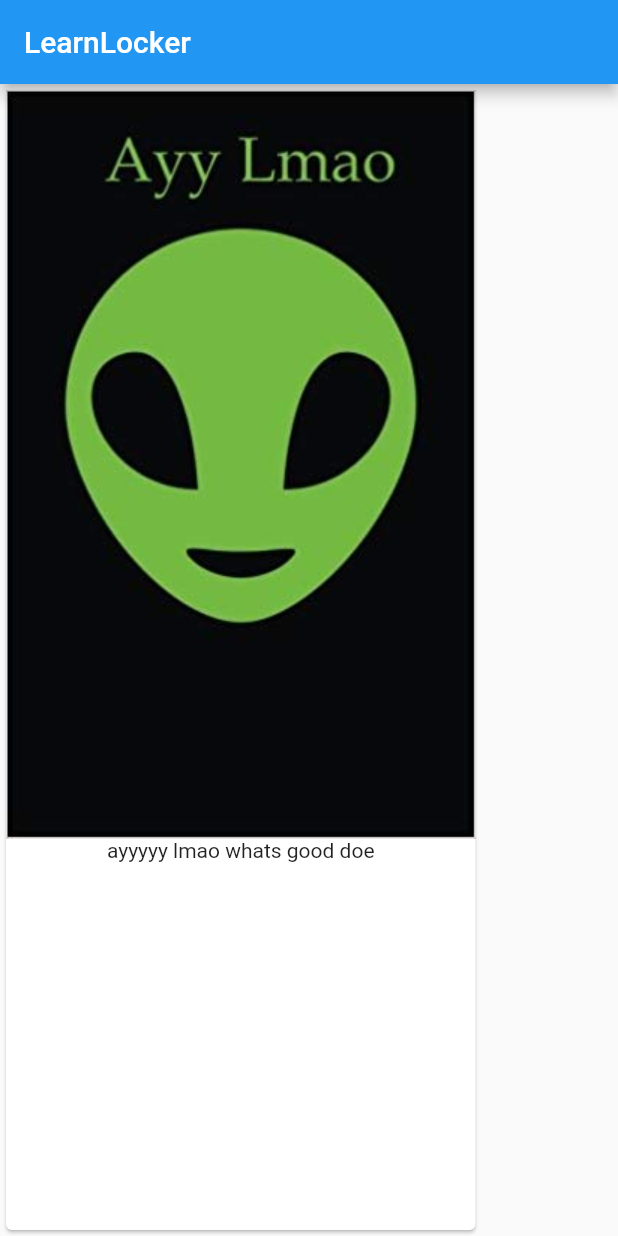
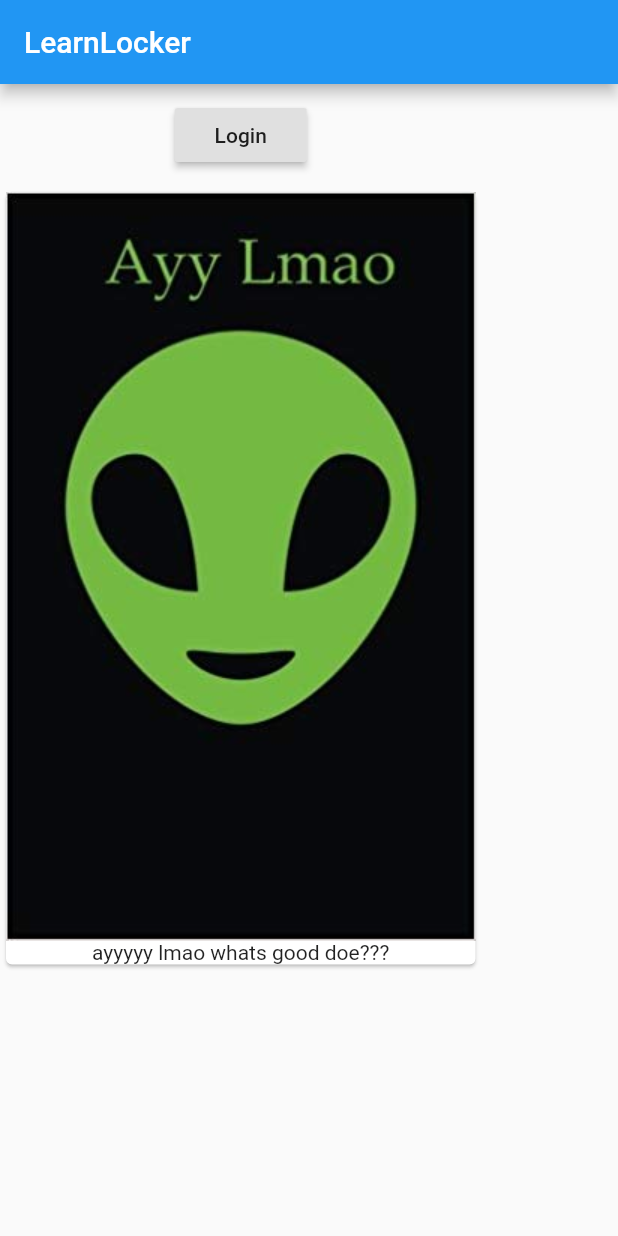
Before and after one commit to Riley-Brown/flutter-test, a Flutter app: the screen it shows after launch, on a phone screen of 412 x 824 dp. Run offline on Flutter 3.47's test engine with Material 2 defaults, Android fonts, the phone set to English and light mode, and no system bars.

Commit message:
added column and container  layout widgets, added button widget

```diff
--- a/lib/main.dart
+++ b/lib/main.dart
@@ -10,15 +10,25 @@ class MyApp extends StatelessWidget {
           appBar: AppBar(
             title: Text('LearnLocker'),
           ),
-        body: Card(
+          body: Column(
+            children: [
+              Container(
+                margin: EdgeInsets.all(10.0),
+                child: RaisedButton(
+                  onPressed: () {},
+                  child: Text('Login'),
+                ),
+              ),
+              Card(
                 child: Column(
                   children: <Widget>[
                     Image.asset('assets/ayy.jpg', fit: BoxFit.fitWidth),
-              Text('ayyyyy lmao whats good doe')
+                    Text('ayyyyy lmao whats good doe???')
                   ],
                 ),
-        ),
-      ),
+              )
+            ],
+          )),
     );
   }
 }
```
Lines whose indentation alone changed are shown as unchanged.
